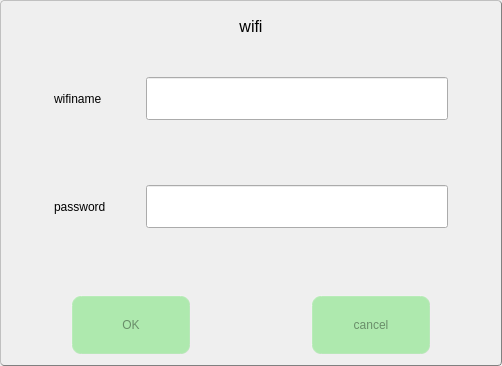
Qt form wificondialog.ui (jizizihe/baijie_demo) before a commit.
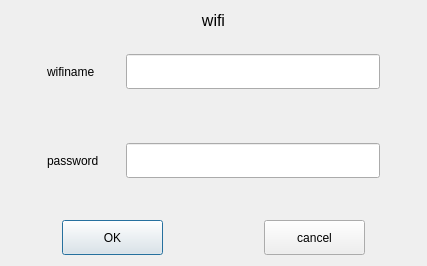
The same form after that commit. Icons and pictures are not drawn.

```diff
--- a/wificondialog.ui
+++ b/wificondialog.ui
@@ -6,58 +6,30 @@
    <rect>
     <x>0</x>
     <y>0</y>
-    <width>502</width>
-    <height>366</height>
+    <width>427</width>
+    <height>266</height>
    </rect>
   </property>
   <property name="windowTitle">
    <string>Dialog</string>
   </property>
   <property name="styleSheet">
-   <string notr="true">#WifiConDialog
-{
-	background-image: url(:/button_image/all/background.jpg);
-   border-style: outset;
-   border-radius:4px
-}
-QDialog {border:1px solid gray;}
-/****************按钮部件*******************/
-QPushButton{
-     background-color: rgba(100, 225, 100, 120);/*背景色*/
-     border-style: outset; /*边框样式*/
-     border-width:  2px;  /*边框宽度为4像素*/
-     border-radius: 10px; /*边框圆角半径*/
-     border-color: rgba(255, 225, 255, 30);/*边框颜色*/
-     color:rgba(0, 0, 0, 100);/*字体颜色*/
-     padding: 6px; /*填衬*/
-	outline: none; /*去掉按钮的虚线框*/
-}
-
-QPushButton:hover{ /*鼠标悬停在按钮上时*/
-        background-color:rgba(100,255,100, 100);
-        border-color: rgba(255, 225, 255, 200);
-        color:rgba(0, 0, 0, 200);
-}
-
-QPushButton:pressed { /*按钮被按下时*/
-     background-color:rgba(100,255,100, 200);
-     border-color: rgba(255, 225, 255, 30);
-     border-style: inset;
-     color:rgba(0, 0, 0, 100);
-}
-
-/****************滑块部件*******************/
-
-
-QSlider::handle:horizontal { /*水平滑块的手柄*/
-        image: url(:/image/sliderHandle.png);
- }
-
-QSlider::sub-page:horizontal { /*水平滑块手柄以前的部分*/
-        border-image: url(:/image/slider.png);/*边框图片*/
- }</string>
+   <string notr="true"/>
   </property>
-  <layout class="QGridLayout" name="gridLayout" rowstretch="1,1,5,2,2">
+  <layout class="QGridLayout" name="gridLayout" rowstretch="1,1,7,2,2">
+   <item row="3" column="1">
+    <spacer name="verticalSpacer_2">
+     <property name="orientation">
+      <enum>Qt::Vertical</enum>
+     </property>
+     <property name="sizeHint" stdset="0">
+      <size>
+       <width>20</width>
+       <height>47</height>
+      </size>
+     </property>
+    </spacer>
+   </item>
    <item row="1" column="0">
     <spacer name="verticalSpacer">
      <property name="orientation">
@@ -280,19 +252,6 @@
      </item>
     </layout>
    </item>
-   <item row="3" column="1">
-    <spacer name="verticalSpacer_2">
-     <property name="orientation">
-      <enum>Qt::Vertical</enum>
-     </property>
-     <property name="sizeHint" stdset="0">
-      <size>
-       <width>20</width>
-       <height>47</height>
-      </size>
-     </property>
-    </spacer>
-   </item>
   </layout>
  </widget>
  <resources/>
```
